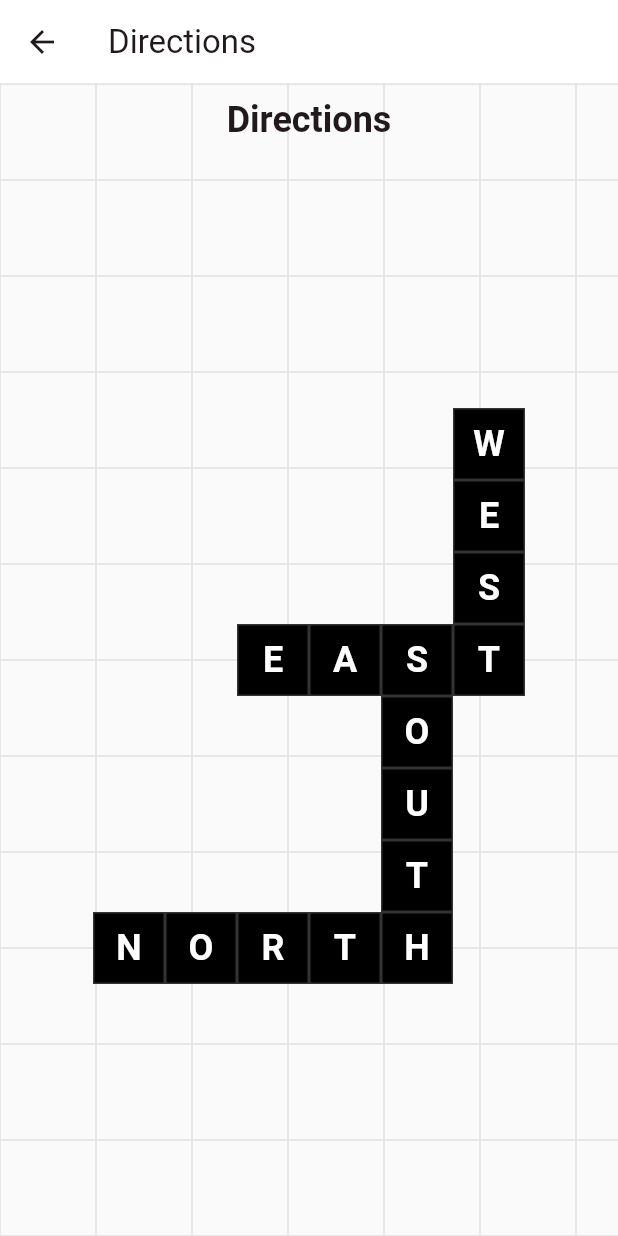
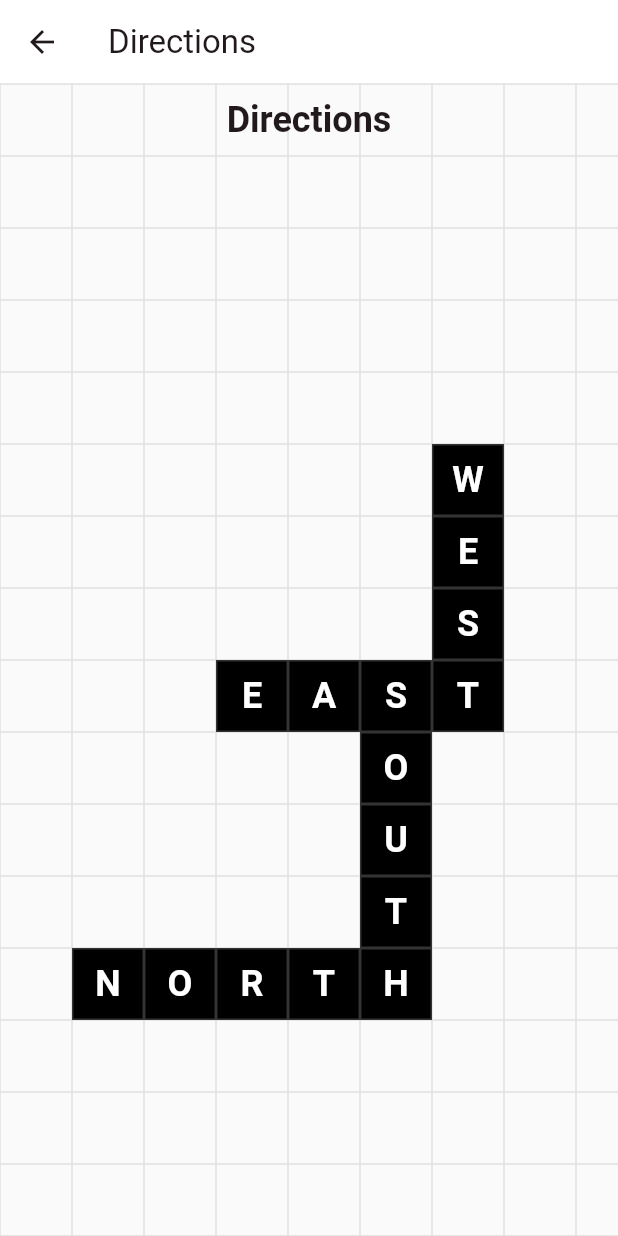
Before and after one commit to PulkitMalik023/Bonza-hackathon-, a Flutter app: the screen it shows after launch, after a tap on an icon or button, on a phone screen of 412 x 824 dp. Run offline on Flutter 3.47's test engine with Material 3 defaults, Android fonts, the phone set to English and light mode, and no system bars.

Commit message:
ui changes

```diff
--- /dev/null
+++ b/lib/core/constants/board_constants.dart
@@ -0,0 +1,12 @@
+abstract final class BoardConstants {
+  static const double kBoardTileSize = 48;
+  static const double kBoardGridLineWidth = 1;
+  static const double kBoardOuterPadding = 24;
+  static const double kLevelButtonWidthFactor = 0.75;
+  static const double kLevelButtonHeight = 56;
+  static const double kLevelButtonSpacing = 24;
+
+  static double snapToGrid(double value) {
+    return (value / kBoardTileSize).round() * kBoardTileSize;
+  }
+}
--- a/lib/core/theme/app_theme.dart
+++ b/lib/core/theme/app_theme.dart
@@ -1,8 +1,9 @@
 import 'package:flutter/material.dart';
 
+import '../constants/board_constants.dart';
+
 abstract final class AppTheme {
-  static const double gridTileSize = 48;
-  static const double gridBackgroundSpacing = 64;
+  static const double gridTileSize = BoardConstants.kBoardTileSize;
 
   static const Color gridBackgroundColor = Color(0xFFFAFAFA);
   static const Color gridBackgroundLineColor = Color(0xFFE0E0E0);
--- a/lib/features/landing/presentation/screens/landing_screen.dart
+++ b/lib/features/landing/presentation/screens/landing_screen.dart
@@ -3,8 +3,9 @@ import 'package:flutter/material.dart';
 import '../../../puzzle/data/models/puzzle_definition.dart';
 import '../../../puzzle/data/sources/puzzle_content_loader.dart';
 import '../../../puzzle/presentation/puzzle_screen.dart';
-import '../../../../shared/widgets/grid_background.dart';
-import '../widgets/level_tile_card.dart';
+import '../../../../core/constants/board_constants.dart';
+import '../../../shared/widgets/grid_background.dart';
+import '../widgets/level_button.dart';
 
 class LandingScreen extends StatefulWidget {
   const LandingScreen({super.key});
@@ -70,18 +71,6 @@ class _LandingScreenState extends State<LandingScreen> {
     );
   }
 
-  Alignment _alignmentForIndex(int index) {
-    switch (index % 3) {
-      case 0:
-        return Alignment.centerLeft;
-      case 1:
-        return Alignment.center;
-      case 2:
-      default:
-        return Alignment.centerRight;
-    }
-  }
-
   @override
   Widget build(BuildContext context) {
     return Scaffold(
@@ -108,7 +97,7 @@ class _LandingScreenState extends State<LandingScreen> {
     if (_errorMessage != null) {
       return Center(
         child: Padding(
-          padding: const EdgeInsets.all(24),
+          padding: const EdgeInsets.all(BoardConstants.kBoardOuterPadding),
           child: Text(
             _errorMessage!,
             textAlign: TextAlign.center,
@@ -126,9 +115,9 @@ class _LandingScreenState extends State<LandingScreen> {
     }
 
     return SingleChildScrollView(
-      padding: const EdgeInsets.fromLTRB(24, 32, 24, 32),
+      padding: const EdgeInsets.all(BoardConstants.kBoardOuterPadding),
       child: Column(
-        crossAxisAlignment: CrossAxisAlignment.stretch,
+        crossAxisAlignment: CrossAxisAlignment.center,
         children: [
           Text(
             'Jam Pro',
@@ -146,16 +135,14 @@ class _LandingScreenState extends State<LandingScreen> {
                 ),
             textAlign: TextAlign.center,
           ),
-          const SizedBox(height: 32),
+          const SizedBox(height: BoardConstants.kBoardOuterPadding),
           for (var index = 0; index < puzzles.length; index++) ...[
-            Align(
-              alignment: _alignmentForIndex(index),
-              child: LevelTileCard(
-                label: 'LEVEL ${index + 1}',
-                onTap: () => _openPuzzle(index),
-              ),
+            LevelButton(
+              label: 'LEVEL ${index + 1}',
+              onTap: () => _openPuzzle(index),
             ),
-            if (index < puzzles.length - 1) const SizedBox(height: 28),
+            if (index < puzzles.length - 1)
+              const SizedBox(height: BoardConstants.kLevelButtonSpacing),
           ],
         ],
       ),
--- a/lib/features/landing/presentation/widgets/level_tile_card.dart
+++ b/lib/features/landing/presentation/widgets/level_button.dart
@@ -1,25 +1,22 @@
 import 'package:flutter/material.dart';
 
+import '../../../../core/constants/board_constants.dart';
 import '../../../../core/theme/app_theme.dart';
 
-class LevelTileCard extends StatelessWidget {
-  const LevelTileCard({
+class LevelButton extends StatelessWidget {
+  const LevelButton({
     super.key,
     required this.label,
     required this.onTap,
-    this.width,
-    this.height = 56,
   });
 
   final String label;
   final VoidCallback onTap;
-  final double? width;
-  final double height;
 
   @override
   Widget build(BuildContext context) {
-    final screenWidth = MediaQuery.sizeOf(context).width;
-    final tileWidth = width ?? screenWidth * 0.75;
+    final tileWidth =
+        MediaQuery.sizeOf(context).width * BoardConstants.kLevelButtonWidthFactor;
 
     return Material(
       color: AppTheme.nodeBackgroundColor,
@@ -29,7 +26,7 @@ class LevelTileCard extends StatelessWidget {
         borderRadius: BorderRadius.circular(8),
         child: Container(
           width: tileWidth,
-          height: height,
+          height: BoardConstants.kLevelButtonHeight,
           alignment: Alignment.center,
           decoration: BoxDecoration(
             borderRadius: BorderRadius.circular(8),
--- a/lib/features/puzzle/presentation/puzzle_screen.dart
+++ b/lib/features/puzzle/presentation/puzzle_screen.dart
@@ -1,7 +1,9 @@
+import 'dart:math';
+
 import 'package:flutter/material.dart';
 
-import '../../../shared/widgets/grid_background.dart';
-import '../../../core/theme/app_theme.dart';
+import '../../../core/constants/board_constants.dart';
+import '../../shared/widgets/grid_background.dart';
 import '../data/generators/puzzle_layout_generator.dart';
 import '../data/models/generated_puzzle_layout.dart';
 import '../data/sources/puzzle_content_loader.dart';
@@ -119,7 +121,7 @@ class _PuzzleScreenState extends State<PuzzleScreen> {
     if (_errorMessage != null) {
       return Center(
         child: Padding(
-          padding: const EdgeInsets.all(24),
+          padding: const EdgeInsets.all(BoardConstants.kBoardOuterPadding),
           child: Text(
             _errorMessage!,
             textAlign: TextAlign.center,
@@ -134,11 +136,21 @@ class _PuzzleScreenState extends State<PuzzleScreen> {
       return const SizedBox.shrink();
     }
 
+    final rowCount = layout.maxRow - layout.minRow + 1;
+    final colCount = layout.maxCol - layout.minCol + 1;
+    final boardWidth = colCount * BoardConstants.kBoardTileSize;
+    final boardHeight = rowCount * BoardConstants.kBoardTileSize;
+
     return Column(
       crossAxisAlignment: CrossAxisAlignment.stretch,
       children: [
         Padding(
-          padding: const EdgeInsets.fromLTRB(24, 8, 24, 8),
+          padding: const EdgeInsets.fromLTRB(
+            BoardConstants.kBoardOuterPadding,
+            8,
+            BoardConstants.kBoardOuterPadding,
+            8,
+          ),
           child: Text(
             layout.category,
             style: Theme.of(context).textTheme.headlineSmall?.copyWith(
@@ -149,14 +161,31 @@ class _PuzzleScreenState extends State<PuzzleScreen> {
           ),
         ),
         Expanded(
-          child: Center(
-            child: SingleChildScrollView(
-              padding: const EdgeInsets.all(24),
-              child: SolvedGridBoard(
-                layout: layout,
-                tileSize: AppTheme.gridTileSize,
-              ),
-            ),
+          child: LayoutBuilder(
+            builder: (context, constraints) {
+              final left = BoardConstants.snapToGrid(
+                (constraints.maxWidth - boardWidth) / 2,
+              );
+              final top = BoardConstants.snapToGrid(
+                (constraints.maxHeight - boardHeight) / 2,
+              );
+
+              return SingleChildScrollView(
+                child: SizedBox(
+                  width: constraints.maxWidth,
+                  height: max(constraints.maxHeight, boardHeight + top),
+                  child: Stack(
+                    children: [
+                      Positioned(
+                        left: left,
+                        top: top,
+                        child: SolvedGridBoard(layout: layout),
+                      ),
+                    ],
+                  ),
+                ),
+              );
+            },
           ),
         ),
       ],
--- a/lib/features/puzzle/presentation/widgets/solved_grid_board.dart
+++ b/lib/features/puzzle/presentation/widgets/solved_grid_board.dart
@@ -1,6 +1,6 @@
 import 'package:flutter/material.dart';
 
-import '../../../../core/theme/app_theme.dart';
+import '../../../../core/constants/board_constants.dart';
 import '../../data/models/generated_puzzle_layout.dart';
 import 'puzzle_node_tile.dart';
 
@@ -8,7 +8,7 @@ class SolvedGridBoard extends StatelessWidget {
   const SolvedGridBoard({
     super.key,
     required this.layout,
-    this.tileSize = AppTheme.gridTileSize,
+    this.tileSize = BoardConstants.kBoardTileSize,
   });
 
   final GeneratedPuzzleLayout layout;
--- a/lib/shared/widgets/grid_background.dart
+++ b/lib/features/shared/widgets/grid_background.dart
@@ -1,19 +1,22 @@
 import 'package:flutter/material.dart';
 
-import '../../core/theme/app_theme.dart';
+import '../../../core/constants/board_constants.dart';
+import '../../../core/theme/app_theme.dart';
 
 class GridBackground extends StatelessWidget {
   const GridBackground({
     super.key,
-    this.spacing = AppTheme.gridBackgroundSpacing,
+    this.spacing = BoardConstants.kBoardTileSize,
     this.backgroundColor = AppTheme.gridBackgroundColor,
     this.lineColor = AppTheme.gridBackgroundLineColor,
+    this.lineWidth = BoardConstants.kBoardGridLineWidth,
     this.child,
   });
 
   final double spacing;
   final Color backgroundColor;
   final Color lineColor;
+  final double lineWidth;
   final Widget? child;
 
   @override
@@ -25,6 +28,7 @@ class GridBackground extends StatelessWidget {
             spacing: spacing,
             backgroundColor: backgroundColor,
             lineColor: lineColor,
+            lineWidth: lineWidth,
           ),
           size: Size(constraints.maxWidth, constraints.maxHeight),
           child: child,
@@ -39,11 +43,13 @@ class _GridBackgroundPainter extends CustomPainter {
     required this.spacing,
     required this.backgroundColor,
     required this.lineColor,
+    required this.lineWidth,
   });
 
   final double spacing;
   final Color backgroundColor;
   final Color lineColor;
+  final double lineWidth;
 
   @override
   void paint(Canvas canvas, Size size) {
@@ -52,7 +58,7 @@ class _GridBackgroundPainter extends CustomPainter {
 
     final linePaint = Paint()
       ..color = lineColor
-      ..strokeWidth = 1;
+      ..strokeWidth = lineWidth;
 
     for (var x = 0.0; x <= size.width; x += spacing) {
       canvas.drawLine(Offset(x, 0), Offset(x, size.height), linePaint);
@@ -67,6 +73,7 @@ class _GridBackgroundPainter extends CustomPainter {
   bool shouldRepaint(covariant _GridBackgroundPainter oldDelegate) {
     return oldDelegate.spacing != spacing ||
         oldDelegate.backgroundColor != backgroundColor ||
-        oldDelegate.lineColor != lineColor;
+        oldDelegate.lineColor != lineColor ||
+        oldDelegate.lineWidth != lineWidth;
   }
 }
```
